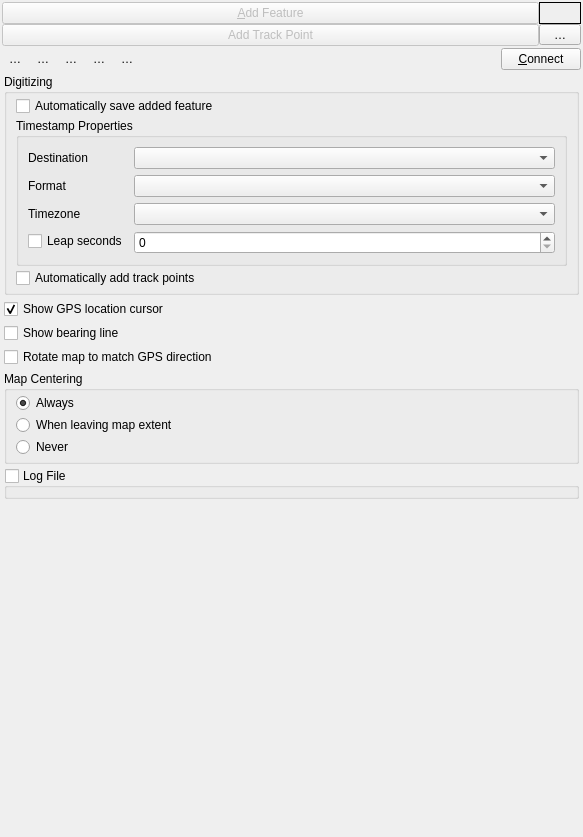
carsmie/QGIS, file src/ui/qgsgpsinformationwidgetbase.ui: the form before one commit.
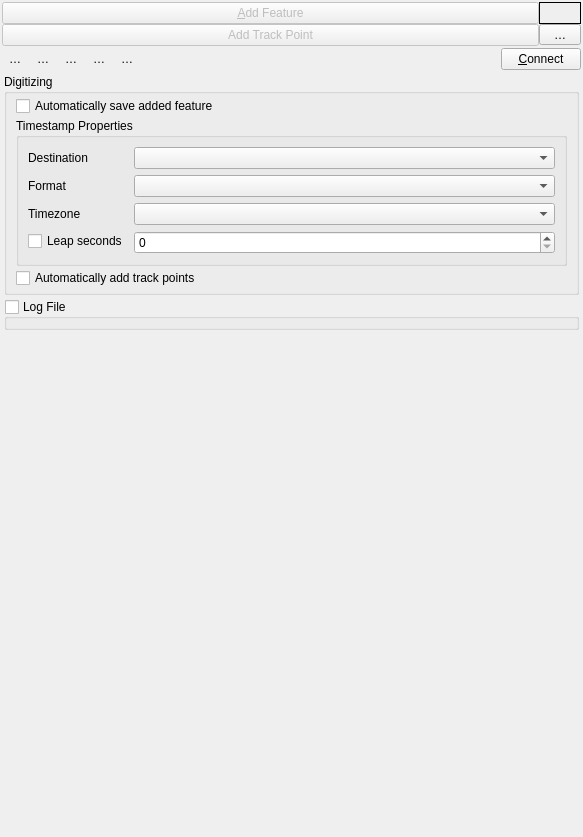
The form after the commit. Icons and pictures are not drawn. Custom widgets are drawn as their Qt base class.

Diff of the .ui file:
```diff
--- a/src/ui/qgsgpsinformationwidgetbase.ui
+++ b/src/ui/qgsgpsinformationwidgetbase.ui
@@ -711,72 +711,7 @@
              </layout>
             </widget>
            </item>
-           <item row="5" column="0">
-            <widget class="QgsCollapsibleGroupBoxBasic" name="groupBox">
-             <property name="title">
-              <string>Map Centering</string>
-             </property>
-             <layout class="QGridLayout" name="gridLayout_8">
-              <property name="topMargin">
-               <number>2</number>
-              </property>
-              <property name="bottomMargin">
-               <number>4</number>
-              </property>
-              <property name="verticalSpacing">
-               <number>2</number>
-              </property>
-              <item row="0" column="0">
-               <widget class="QRadioButton" name="radRecenterMap">
-                <property name="text">
-                 <string>Always</string>
-                </property>
-                <property name="checked">
-                 <bool>true</bool>
-                </property>
-               </widget>
-              </item>
-              <item row="2" column="0">
-               <widget class="QRadioButton" name="radNeverRecenter">
-                <property name="text">
-                 <string>Never</string>
-                </property>
-               </widget>
-              </item>
-              <item row="1" column="0">
-               <widget class="QRadioButton" name="radRecenterWhenNeeded">
-                <property name="text">
-                 <string>When leaving map extent</string>
-                </property>
-               </widget>
-              </item>
-             </layout>
-            </widget>
-           </item>
            <item row="2" column="0">
-            <widget class="QCheckBox" name="mCheckShowMarker">
-             <property name="text">
-              <string>Show GPS location cursor</string>
-             </property>
-             <property name="checked">
-              <bool>true</bool>
-             </property>
-            </widget>
-           </item>
-           <item row="7" column="0">
-            <spacer name="verticalSpacer_6">
-             <property name="orientation">
-              <enum>Qt::Vertical</enum>
-             </property>
-             <property name="sizeHint" stdset="0">
-              <size>
-               <width>20</width>
-               <height>40</height>
-              </size>
-             </property>
-            </spacer>
-           </item>
-           <item row="6" column="0">
             <widget class="QgsCollapsibleGroupBox" name="mLogFileGroupBox">
              <property name="enabled">
               <bool>true</bool>
@@ -817,18 +752,17 @@
             </widget>
            </item>
            <item row="3" column="0">
-            <widget class="QCheckBox" name="mShowBearingLineCheck">
-             <property name="text">
-              <string>Show bearing line</string>
+            <spacer name="verticalSpacer_6">
+             <property name="orientation">
+              <enum>Qt::Vertical</enum>
              </property>
-            </widget>
-           </item>
-           <item row="4" column="0">
-            <widget class="QCheckBox" name="mRotateMapCheckBox">
-             <property name="text">
-              <string>Rotate map to match GPS direction</string>
+             <property name="sizeHint" stdset="0">
+              <size>
+               <width>20</width>
+               <height>40</height>
+              </size>
              </property>
-            </widget>
+            </spacer>
            </item>
           </layout>
          </widget>
@@ -1000,12 +934,6 @@
    <header>qgsscrollarea.h</header>
    <container>1</container>
   </customwidget>
-  <customwidget>
-   <class>QgsCollapsibleGroupBoxBasic</class>
-   <extends>QGroupBox</extends>
-   <header location="global">qgscollapsiblegroupbox.h</header>
-   <container>1</container>
-  </customwidget>
   <customwidget>
    <class>QgsCollapsibleGroupBox</class>
    <extends>QGroupBox</extends>
```
Left out of the diff: 4 changed lines with no effect on the pictures.
